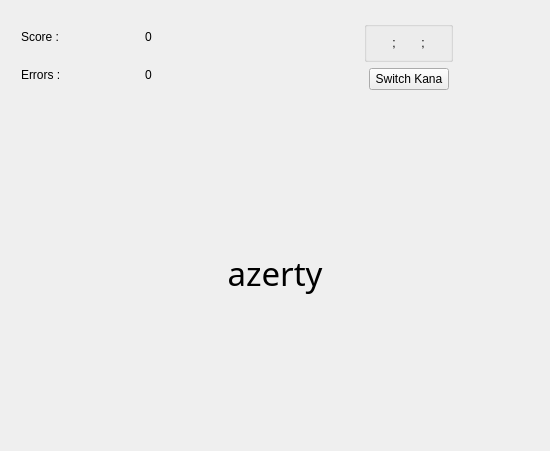
Before: the Qt Designer form Src/Pages/QcmExercicePage.ui in Aryetis/Obenkyobo, drawn with Qt 5.
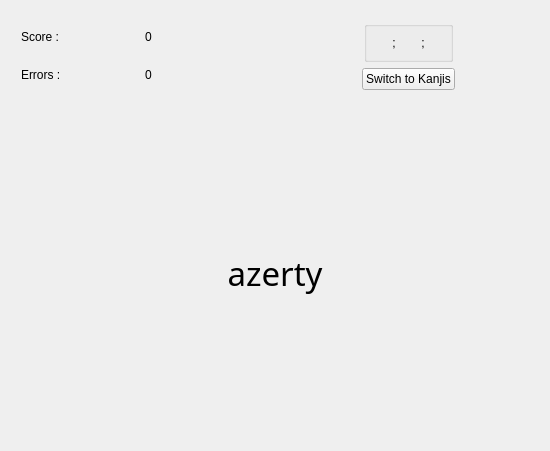
After: the same form once the commit is applied.

Commit message: connected  Vocab QCM's button

The edit to the form file:
```diff
--- a/Src/Pages/QcmExercicePage.ui
+++ b/Src/Pages/QcmExercicePage.ui
@@ -232,7 +232,7 @@
             </sizepolicy>
            </property>
            <property name="text">
-            <string>Switch Kana</string>
+            <string>Switch to Kanjis</string>
            </property>
           </widget>
          </item>
```
The commit also changes 3 other files.
